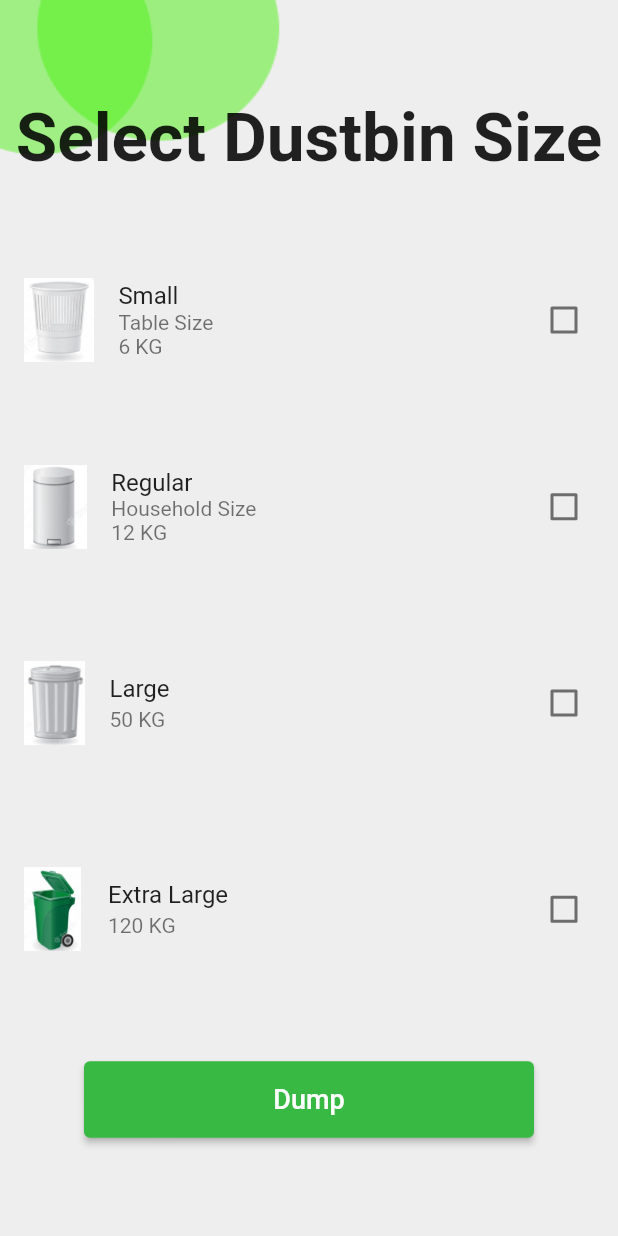
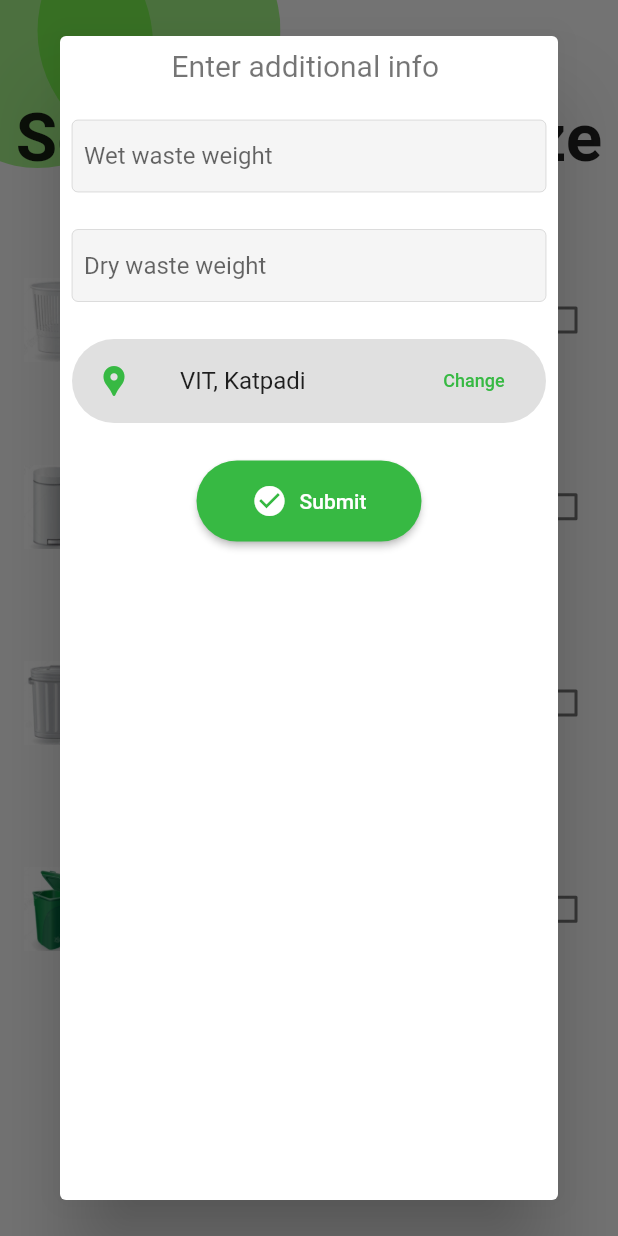
Before and after one commit to nirad17/wastinnova, a Flutter app: the DumpWaste screen opened by its route, after a tap on "Dump", on a phone screen of 412 x 824 dp. Run offline on Flutter 3.47's test engine with Material 2 defaults, Android fonts, the phone set to English and light mode, and no system bars; our stand-ins replace cloud_firestore, firebase_auth, firebase_core, flutter_svg, syncfusion_flutter_charts; accounts and stored records are empty.

Commit message:
made changes to dumpwaste screen

```diff
--- a/lib/main.dart
+++ b/lib/main.dart
@@ -32,6 +32,7 @@ class MyApp extends StatelessWidget {
           title: 'Wastinnova',
           theme: ThemeData(
             // primarySwatch: Color(0xFF37B943),
+            primaryColor: Color(0xFF37B943),
             appBarTheme: AppBarTheme(color: Color(0xFF37B943)),
           ),
           // initialRoute: 'home',
--- a/lib/screens/dumpwaste.dart
+++ b/lib/screens/dumpwaste.dart
@@ -1,29 +1,48 @@
 import 'package:flutter/material.dart';
+import 'package:flutter_svg/flutter_svg.dart';
+import 'package:wastinnova/components/text_input.dart';
 import 'package:wastinnova/constants.dart';
 
 class DumpWaste extends StatefulWidget {
-  const DumpWaste({ Key? key }) : super(key: key);
+  const DumpWaste({Key? key}) : super(key: key);
 
   @override
   _DumpWasteState createState() => _DumpWasteState();
 }
 
 class _DumpWasteState extends State<DumpWaste> {
-  bool value6kg=false;
-  bool value12kg=false;
-  bool value50kg=false;
-  bool value120kg=false;
+  bool value6kg = false;
+  bool value12kg = false;
+  bool value50kg = false;
+  bool value120kg = false;
+  TextEditingController _wetController = TextEditingController();
+  TextEditingController _dryController = TextEditingController();
+
+  @override
+  void dispose() {
+    // TODO: implement dispose
+    super.dispose();
+    _wetController.dispose();
+    _dryController.dispose();
+  }
+
   @override
   Widget build(BuildContext context) {
     return Scaffold(
       body: Stack(
         children: [
           Container(
-          decoration:const  BoxDecoration(
-            image: DecorationImage(
-              image: AssetImage('assets/DUMP.png'),
-            fit: BoxFit.fill,
-            ),),),
+            child: SvgPicture.asset('assets/shapes.svg'),
+            // decoration: BoxDecoration(
+            //   image: DecorationImage(
+            //     alignment: Alignment.topLeft,
+            //     image: SvgPicture.asset('assets/shapes.png'),
+            //     // AssetImage('assets/shapes.png'),
+
+            //     // fit: BoxFit.fill,
+            //   ),
+            // ),
+          ),
           Center(
             child: Column(
               mainAxisAlignment: MainAxisAlignment.spaceEvenly,
@@ -40,9 +59,8 @@ class _DumpWasteState extends State<DumpWaste> {
                     value: value6kg,
                     onChanged: (value) {
                       setState(() {
-                      value6kg=value!;
+                        value6kg = value!;
                       });
-
                     }),
                 CheckboxListTile(
                     secondary: Image.asset('assets/dustbin12kg.png'),
@@ -51,9 +69,8 @@ class _DumpWasteState extends State<DumpWaste> {
                     value: value12kg,
                     onChanged: (value) {
                       setState(() {
-                      value12kg=value!;
+                        value12kg = value!;
                       });
-
                     }),
                 CheckboxListTile(
                     secondary: Image.asset('assets/dustbin50kg.png'),
@@ -62,9 +79,8 @@ class _DumpWasteState extends State<DumpWaste> {
                     value: value50kg,
                     onChanged: (value) {
                       setState(() {
-                      value50kg=value!;
+                        value50kg = value!;
                       });
-
                     }),
                 CheckboxListTile(
                     secondary: Image.asset('assets/dustbin120kg.png'),
@@ -73,26 +89,99 @@ class _DumpWasteState extends State<DumpWaste> {
                     value: value120kg,
                     onChanged: (value) {
                       setState(() {
-                      value120kg=value!;
+                        value120kg = value!;
                       });
-
                     }),
                 ElevatedButton(
                   onPressed: () {
-
+                    AddInfoDialog(context);
                   },
-                  child: Text("Dump",style: TextStyle(fontSize: 18),),
+                  child: Text(
+                    "Dump",
+                    style: TextStyle(fontSize: 18),
+                  ),
                   style: ElevatedButton.styleFrom(
                     padding: EdgeInsets.all(15),
                     primary: Color(0xFF37B943),
                     fixedSize: Size.fromWidth(300),
-                  ),),
+                  ),
+                ),
               ],
             ),
           )
         ],
       ),
+    );
+  }
 
+  Future<dynamic> AddInfoDialog(BuildContext context) {
+    return showDialog(
+                    context: context,
+                    builder: (context) => Dialog(
+                      child: Container(
+                        padding: const EdgeInsets.all(8.0),
+                        child: Column(
+                          children: [
+                            Text(
+                              "Enter additional info ",
+                              style: TextStyle(
+                                  fontSize: 20, color: Colors.black54),
+                            ),
+                            SizedBox(
+                              height: 25,
+                            ),
+                            TextFieldInput(
+                                hintText: "Wet waste weight",
+                                textEditingController: _wetController,
+                                textInputType: TextInputType.number),
+                            SizedBox(
+                              height: 25,
+                            ),
+                            TextFieldInput(
+                                hintText: "Dry waste weight",
+                                textEditingController: _dryController,
+                                textInputType: TextInputType.number),
+                            SizedBox(
+                              height: 25,
+                            ),
+                            ListTile(
+                              tileColor: Colors.black12,
+                              shape: StadiumBorder(),
+                              iconColor: primaryColor,
+                              leading: Icon(
+                                Icons.location_pin,
+                              ),
+                              title: Text("VIT, Katpadi"),
+                              trailing: TextButton(
+                                onPressed: () {},
+                                child: Text(
+                                  "Change",
+                                  style: TextStyle(
+                                      fontSize: 12, color: primaryColor),
+                                ),
+                              ),
+                            ),
+                            SizedBox(
+                              height: 25,
+                            ),
+                            ElevatedButton.icon(
+                              onPressed: () {
+                                Navigator.pop(context);
+                                Navigator.pop(context);
+                              },
+                              icon: Icon(Icons.check_circle),
+                              label: Text("Submit"),
+                              style: ElevatedButton.styleFrom(
+                                padding: EdgeInsets.all(15),
+                                primary: Color(0xFF37B943),
+                                fixedSize: Size.fromWidth(150),
+                                shape: StadiumBorder(),
+                              ),
+                            ),
+                          ],
+                        ),
+                      ),
+                    ),
                   );
   }
 }
--- a/lib/screens/home.dart
+++ b/lib/screens/home.dart
@@ -1,5 +1,4 @@
 import 'package:flutter/material.dart';
-import 'package:svg_icon/svg_icon.dart';
 import 'package:wastinnova/components/navbutton.dart';
 
 class Home extends StatelessWidget {
@@ -36,6 +35,7 @@ class Home extends StatelessWidget {
                   children: [
                     NavButton('Track Van','tracking',Icons.location_on),
                     NavButton("Dump waste",'dumpwaste',Icons.delete_sweep_sharp),
+                    NavButton("Market",'market',Icons.shopping_cart),
                   ],
                 ),
                 Row(
--- a/pubspec.yaml
+++ b/pubspec.yaml
@@ -35,8 +35,9 @@ dependencies:
   flutter:
     sdk: flutter
   provider: ^6.0.3
-  svg_icon: ^0.0.1
+  # svg_icon: ^0.0.1
   syncfusion_flutter_charts: ^20.2.40
+  flutter_svg: ^1.1.0
 
 dev_dependencies:
   flutter_lints: ^2.0.0
```
Also changed, not shown: assets/shapes.png (added), assets/shapes.svg (added), pubspec.lock. Lines whose indentation alone changed are shown as unchanged.
